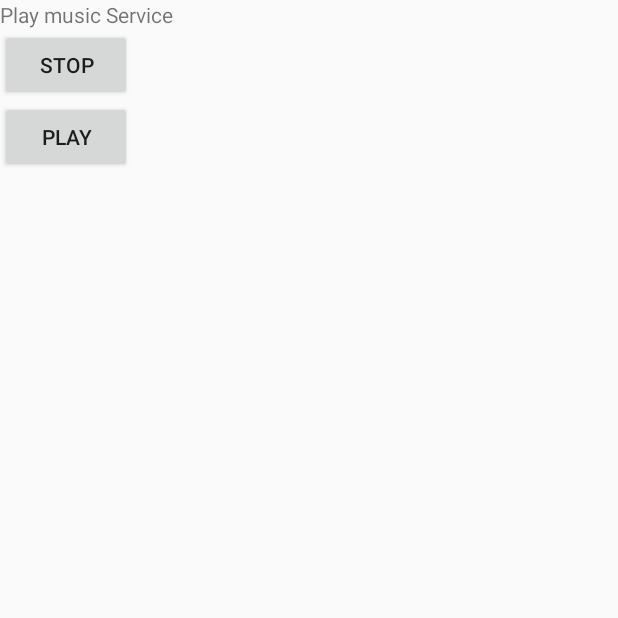
After one commit to at-hoaiphan/First_Project, an Android app: the Test screen opened directly, with no data from a screen before it, on a phone screen of 412 x 824 dp, the top half of it. The commit adds this screen. Run offline under Robolectric (Android 15) with nearby library versions, the phone set to English and light mode, and no system bars.

Commit message:
service play audio demo

```diff
--- a/app/src/main/AndroidManifest.xml
+++ b/app/src/main/AndroidManifest.xml
@@ -63,6 +63,7 @@
         <activity android:name=".fragmentdemo.FragmentDemoActivity"/>
         <activity android:name=".fragmentdemo.FragmentMainDemo2"/>
         <activity android:name=".activities.ViewPagerActivity" />
+        <activity android:name=".servicedemo.Test" />
         <!--
      ATTENTION: This was auto-generated to add Google Play services to your project for
      App Indexing.  See https://g.co/AppIndexing/AndroidStudio for more item_user.
@@ -70,7 +71,7 @@
         <meta-data
             android:name="com.google.android.gms.version"
             android:value="@integer/google_play_services_version" />
-
+        <service android:name=".servicedemo.PlayAudio"  android:enabled="true"></service>
     </application>
 
 </manifest>
--- /dev/null
+++ b/app/src/main/java/com/example/gio/firstproject/servicedemo/Test.java
@@ -0,0 +1,36 @@
+package com.example.gio.firstproject.servicedemo;
+
+import android.app.Activity;
+import android.content.Intent;
+import android.os.Bundle;
+import android.view.View;
+import android.widget.Toast;
+
+import com.example.gio.firstproject.R;
+
+public class Test extends Activity {
+
+    @Override
+    public void onCreate(Bundle savedInstanceState) {
+        super.onCreate(savedInstanceState);
+        setContentView(R.layout.service_demo);
+    }
+
+//    @Override
+//    public boolean onCreateOptionsMenu(Menu menu) {
+//        getMenuInflater().inflate(R.menu.activity_main, menu);
+//        return true;
+//    }
+
+    public void playAudio(View view) {
+        Intent objIntent = new Intent(this, PlayAudio.class);
+        Toast.makeText(this, "Play audio...", Toast.LENGTH_LONG).show();
+        startService(objIntent);
+    }
+
+    public void stopAudio(View view) {
+        Intent objIntent = new Intent(this, PlayAudio.class);
+        Toast.makeText(this, "Stop audio.", Toast.LENGTH_LONG).show();
+        stopService(objIntent);
+    }
+}
--- /dev/null
+++ b/app/src/main/res/layout/service_demo.xml
@@ -0,0 +1,23 @@
+<?xml version="1.0" encoding="utf-8"?>
+<LinearLayout xmlns:android="http://schemas.android.com/apk/res/android"
+    android:orientation="vertical" android:layout_width="match_parent"
+    android:layout_height="match_parent">
+
+    <TextView
+        android:layout_width="match_parent"
+        android:layout_height="wrap_content"
+        android:text="Play music Service"/>
+
+    <Button
+        android:id="@+id/btnStop"
+        android:text="Stop"
+        android:onClick="stopAudio"
+        android:layout_width="wrap_content"
+        android:layout_height="wrap_content" />
+    <Button
+        android:id="@+id/btnPlay"
+        android:text="Play"
+        android:onClick="playAudio"
+        android:layout_width="wrap_content"
+        android:layout_height="wrap_content" />
+</LinearLayout>
```
Also changed, not shown: app/src/main/java/com/example/gio/firstproject/NoteSQLite/MyDatabaseHelper.java (+8 -3 lines), app/src/main/java/com/example/gio/firstproject/activities/MainActivity.java (+8 -0 lines), app/src/main/java/com/example/gio/firstproject/model/Note.java (+21 -1 lines), app/src/main/java/com/example/gio/firstproject/servicedemo/PlayAudio.java (added, +51 -0 lines), app/src/main/res/layout/activity_main.xml (+7 -1 lines), app/src/main/res/layout/item_note.xml (+6 -3 lines), 1 other file.
